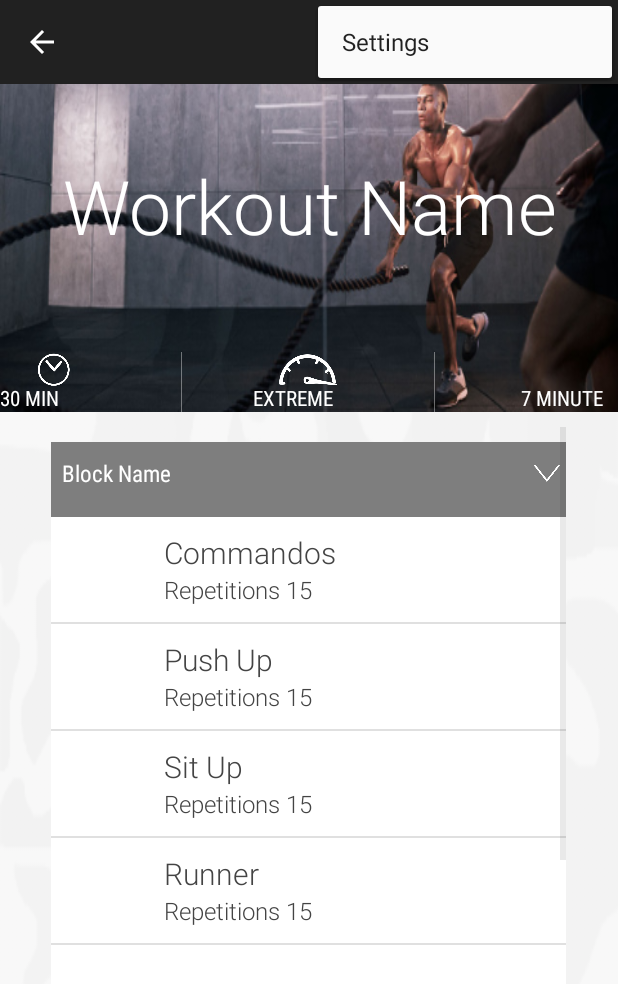
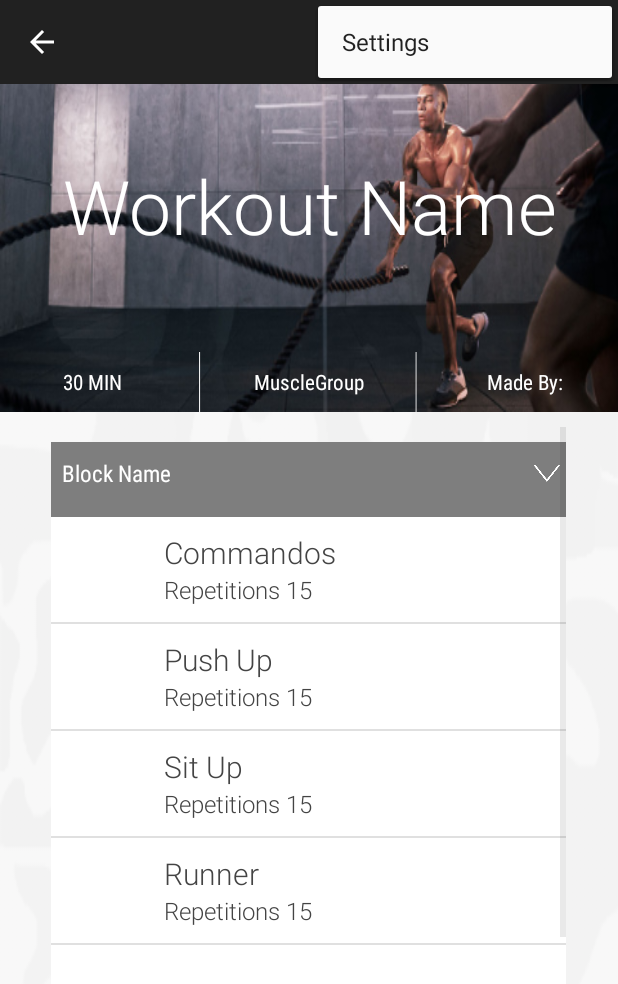
Before and after one commit to seccret/VikingWorkout, an Android app: the fragment FragmentWorkoutSeven placed in its activity, with the options menu open, on a phone screen of 412 x 824 dp. Shown: the top 984 px of the screen. Run offline under Robolectric (Android 15) with nearby library versions, the phone set to English and light mode, and no system bars; libraries missing offline, so code that uses them is left out: com.google.gdata.util, org.mortbay.jetty; 7 statements that could not run were skipped.

Commit message:
*Created algoritm that checks workouts musclegroup *Added "musclegroup" to Workout *Added "made by" to Workout *Fixed banner in fragmentWorkout to display musclegroup and made by *Fixed remove block so that works

```diff
--- a/app/src/main/java/com/example/patirk/vikingworkout/AdapterProfileBlock.java
+++ b/app/src/main/java/com/example/patirk/vikingworkout/AdapterProfileBlock.java
@@ -81,7 +81,7 @@ public class AdapterProfileBlock extends BaseAdapter {
                     MainActivity.profile.removeBlock(item.id);
                 } else {
                     Toast.makeText(MainActivity.mainActivity, item.name + " block not found in profile", Toast.LENGTH_SHORT).show();
-                }
+                    }
                 return false;
             }
         });
--- a/app/src/main/java/com/example/patirk/vikingworkout/AdapterProfileWorkout.java
+++ b/app/src/main/java/com/example/patirk/vikingworkout/AdapterProfileWorkout.java
@@ -83,6 +83,8 @@ public class AdapterProfileWorkout extends BaseAdapter {
             }
         });
 
+
+
         name.setOnLongClickListener(new View.OnLongClickListener(){
             @Override
             public boolean onLongClick (View v){
--- a/app/src/main/java/com/example/patirk/vikingworkout/FragmentAddWorkout.java
+++ b/app/src/main/java/com/example/patirk/vikingworkout/FragmentAddWorkout.java
@@ -11,6 +11,8 @@ import android.widget.Toast;
 
 import java.util.ArrayList;
 import java.util.List;
+
+import javax.mail.internet.NewsAddress;
 
 /**
  * Created by olivia on 2015-10-24.
@@ -55,7 +57,9 @@ public class FragmentAddWorkout extends android.support.v4.app.Fragment {
                 for (int i = 0; i < b.size(); i++) {
                     newBlock.add(b.get(i).getId());
                 }
-                Workout newWorkout = new Workout(newWorkoutId, newWorkoutName, 1, newBlock);
+                String newmuscleGroup = ExternalFunctions.findMuscleGroupWo(newBlock);
+                String newMadeBy = MainActivity.profile.getName();
+                Workout newWorkout = new Workout(newWorkoutId, newWorkoutName, 1, newBlock, newmuscleGroup, newMadeBy);
                 MainActivity.profile.addWorkout(newWorkout);
                 Toast.makeText(getActivity(), "Workout saved", Toast.LENGTH_SHORT).show();
                 MainActivity.saveProfile(MainActivity.mainActivity);
--- a/app/src/main/java/com/example/patirk/vikingworkout/FragmentProfile.java
+++ b/app/src/main/java/com/example/patirk/vikingworkout/FragmentProfile.java
@@ -55,7 +55,7 @@ public class FragmentProfile extends android.support.v4.app.Fragment {
                              Bundle savedInstanceState) {
         final View rootView = inflater.inflate(R.layout.fragment_profile, container, false);
         rootView.findViewById(R.id.tvItemWorkout);
-        ListView lvProfile;
+        final ListView lvProfile;
         Drawable pPic = MainActivity.profile.getPicture();
         String pName = MainActivity.profile.getName();
         String pDesc = MainActivity.profile.getDesc();
--- a/app/src/main/java/com/example/patirk/vikingworkout/FragmentWorkoutSeven.java
+++ b/app/src/main/java/com/example/patirk/vikingworkout/FragmentWorkoutSeven.java
@@ -12,7 +12,6 @@ import android.widget.RelativeLayout;
 import android.widget.TextView;
 import android.widget.Toast;
 
-import java.util.ArrayList;
 import java.util.List;
 import java.util.concurrent.TimeUnit;
 
@@ -55,12 +54,16 @@ public class FragmentWorkoutSeven extends android.support.v4.app.Fragment {
         final TextView cancel = (TextView) rootView.findViewById(R.id.tvsevenCancel);
         final TextView resume = (TextView) rootView.findViewById(R.id.tvsevenResume);
         final TextView playnext = (TextView) rootView.findViewById(R.id.tvsevenPlayNext);
+        final TextView musclegroup = (TextView) rootView.findViewById(R.id.tvSevenMuscleGroup);
+        final TextView madeby = (TextView) rootView.findViewById(R.id.tvSevenMadeBy);
         final Workout workout = MainActivity.currentWorkout;
         final List<Integer> blocks = workout.getBlocks();
         final Adapter4InceptionBase a = new Adapter4InceptionBase(MainActivity.mainActivity, blocks);
 
 
         woname.setText(workout.getName());
+        musclegroup.setText(workout.getMuscleGroup());
+        madeby.setText("Made By:" + workout.getMadeBy());
 
         play.setOnClickListener(new View.OnClickListener() {
             int currentBlock = 0;
--- a/app/src/main/java/com/example/patirk/vikingworkout/MainActivity.java
+++ b/app/src/main/java/com/example/patirk/vikingworkout/MainActivity.java
@@ -68,10 +68,10 @@ public class MainActivity extends ActionBarActivity
         loadExercises();
 
         loadProfile();
-        loadWorkouts();
+//        loadWorkouts();
         loadBlocks();
-       //   List<Workout> l = new ArrayList<>();
-       //  profile = new Profile(1337,"Olivia", "hej",l);
+        //  List<Workout> l = new ArrayList<>();
+        // profile = new Profile(1337,"Olivia", "hej",l);
        // List<Integer> l = new ArrayList<>();
        // profile.setWorkout(l);
  //       GoogleSpreadsheet gs = new GoogleSpreadsheet();
@@ -127,11 +127,7 @@ public class MainActivity extends ActionBarActivity
                 fragmentManager.beginTransaction().replace(R.id.container, FragmentSettings.newInstance())
                         .commit();
                 break;
-            case 5:
-                mTitle = "Training Plan";
-                fragmentManager.beginTransaction().replace(R.id.container, FragmentTrainingPlan.newInstance())
-                        .commit();
-                break;
+
         }
     }
 
@@ -224,13 +220,14 @@ public class MainActivity extends ActionBarActivity
         b.add(1);
         b.add(2);
         b.add(3);
+        String muscleGroup = ExternalFunctions.findMuscleGroupWo(b);
         MainActivity.workouts = new ArrayList<Workout>();
-        MainActivity.workouts.add(new Workout(0, "Mage", 1, b));
-        MainActivity.workouts.add(new Workout(1, "Ben", 1, b));
-        MainActivity.workouts.add(new Workout(2, "Rygg", 1, b));
-        MainActivity.workouts.add(new Workout(3, "Armar", 1, b));
-        MainActivity.workouts.add(new Workout(4, "Cross-training", 1, b));
-        MainActivity.workouts.add(new Workout(5, "Ultimate situps", 1, b));
+        MainActivity.workouts.add(new Workout(0, "Mage", 1, b, muscleGroup, "Viking"));
+        MainActivity.workouts.add(new Workout(1, "Ben", 1, b, muscleGroup, "Viking"));
+        MainActivity.workouts.add(new Workout(2, "Rygg", 1, b, muscleGroup, "Viking"));
+        MainActivity.workouts.add(new Workout(3, "Armar", 1, b, muscleGroup, "Viking"));
+        MainActivity.workouts.add(new Workout(4, "Cross-training", 1, b, muscleGroup, "Viking"));
+        MainActivity.workouts.add(new Workout(5, "Ultimate situps", 1, b, muscleGroup, "Viking"));
 
         return true;
     }
--- a/app/src/main/java/com/example/patirk/vikingworkout/Profile.java
+++ b/app/src/main/java/com/example/patirk/vikingworkout/Profile.java
@@ -119,7 +119,7 @@ public class Profile implements Serializable{
             }
         }
         if(remove!=null){
-            myWorkout.remove(remove);
+            myBlocks.remove(remove);
         }
         MainActivity.saveProfile(MainActivity.mainActivity);
     }
@@ -141,8 +141,8 @@ public class Profile implements Serializable{
     }
 
     public boolean containBlock(int wID){
-        for(Workout wo : myWorkout){
-            if(wo.getId() == wID){
+        for(Block bl : myBlocks){
+            if(bl.getId() == wID){
                 return true;
             }
         }
--- a/app/src/main/res/layout/fragment_profile.xml
+++ b/app/src/main/res/layout/fragment_profile.xml
@@ -94,7 +94,7 @@
                 android:paddingTop="10dp"
                 android:textSize="15sp"
                 android:fontFamily="sans-serif-light"/>
-</RelativeLayout>
+        </RelativeLayout>
         <LinearLayout
             android:layout_width="fill_parent"
             android:layout_height="wrap_content"
--- a/app/src/main/res/layout/fragment_workout_seven.xml
+++ b/app/src/main/res/layout/fragment_workout_seven.xml
@@ -36,43 +36,41 @@
             <TextView
                 android:id="@+id/tvSevenLenght"
                 android:layout_width="0dp"
-                android:layout_height="wrap_content"
-                android:layout_weight="0.9"
+                android:layout_height="match_parent"
+                android:layout_weight="1.5"
                 android:text="30 MIN"
                 android:fontFamily="sans-serif-condensed"
                 android:textColor="@color/white"
-                android:gravity="bottom"
-                android:background="@drawable/time"
+                android:gravity="center"
                 />
             <ImageView
                 android:id="@+id/ivSevenSeperator"
                 android:layout_width="0dp"
                 android:layout_height="wrap_content"
-                android:layout_weight="1.15"
+                android:layout_weight="0.25"
                 android:background="@drawable/seperator"/>
             <TextView
-                android:id="@+id/tvSevenDifficulity"
+                android:id="@+id/tvSevenMuscleGroup"
                 android:layout_width="0dp"
-                android:layout_height="wrap_content"
-                android:layout_weight="0.9"
-                android:text="EXTREME"
+                android:layout_height="match_parent"
+                android:layout_weight="1.5"
+                android:text="MuscleGroup"
                 android:fontFamily="sans-serif-condensed"
                 android:textColor="@color/white"
-                android:gravity="bottom"
-                android:background="@drawable/difficulityextreme"
+                android:gravity="center"
                 />
             <ImageView
                 android:id="@+id/ivSevenSeperator2"
                 android:layout_width="0dp"
                 android:layout_height="wrap_content"
-                android:layout_weight="1.15"
+                android:layout_weight="0.25"
                 android:background="@drawable/seperator"/>
             <TextView
-                android:id="@+id/tvSeventemplate"
+                android:id="@+id/tvSevenMadeBy"
                 android:layout_width="0dp"
-                android:layout_height="wrap_content"
-                android:layout_weight="0.9"
-                android:text="7 MINUTE"
+                android:layout_height="match_parent"
+                android:layout_weight="1.5"
+                android:text="Made By:"
                 android:fontFamily="sans-serif-condensed"
                 android:textColor="@color/white"
                 android:gravity="center"
@@ -103,7 +101,7 @@
         android:id="@+id/lvSevenList"
         android:layout_width="343dp"
         android:layout_height="0dp"
-        android:layout_weight="2.45"
+        android:layout_weight="2.65"
         android:layout_gravity="center"
         android:layout_marginTop="10dp">
         </ListView>
```
Also changed, not shown: app/src/main/java/com/example/patirk/vikingworkout/AdapterTrainingPlan.java (deleted, +0 -83 lines), app/src/main/java/com/example/patirk/vikingworkout/ExternalFunctions.java (+39 -0 lines), app/src/main/java/com/example/patirk/vikingworkout/FragmentTrainingPlan.java (deleted, +0 -124 lines), app/src/main/java/com/example/patirk/vikingworkout/Weekday.java (deleted, +0 -40 lines), app/src/main/java/com/example/patirk/vikingworkout/Workout.java (+13 -1 lines), app/src/main/res/layout/fragment_trainingplan.xml (deleted, +0 -44 lines), app/src/main/res/drawable-xhdpi/seperator.png, 1 other file.
